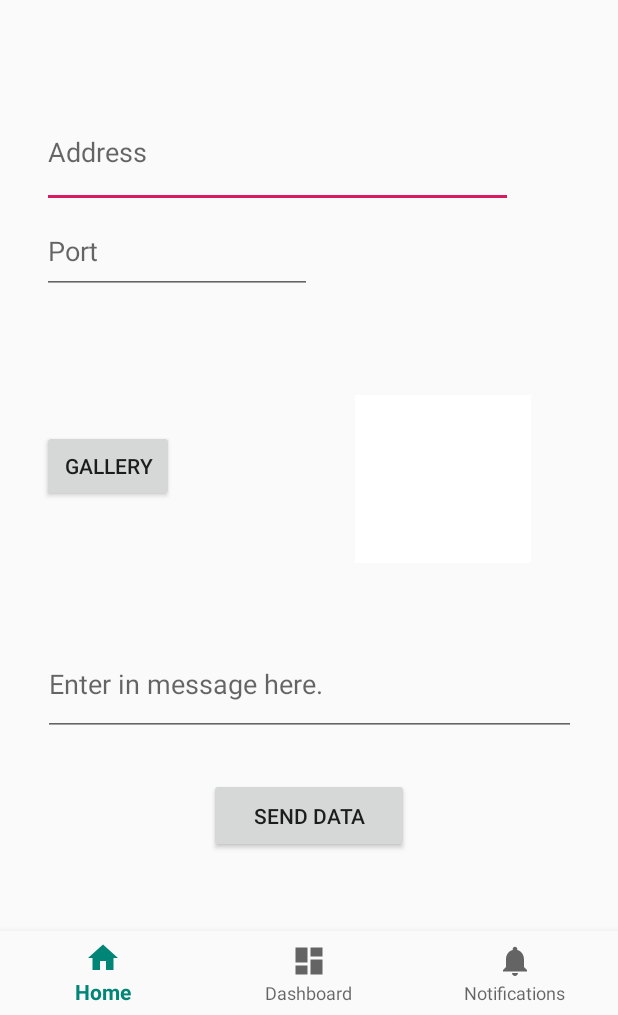
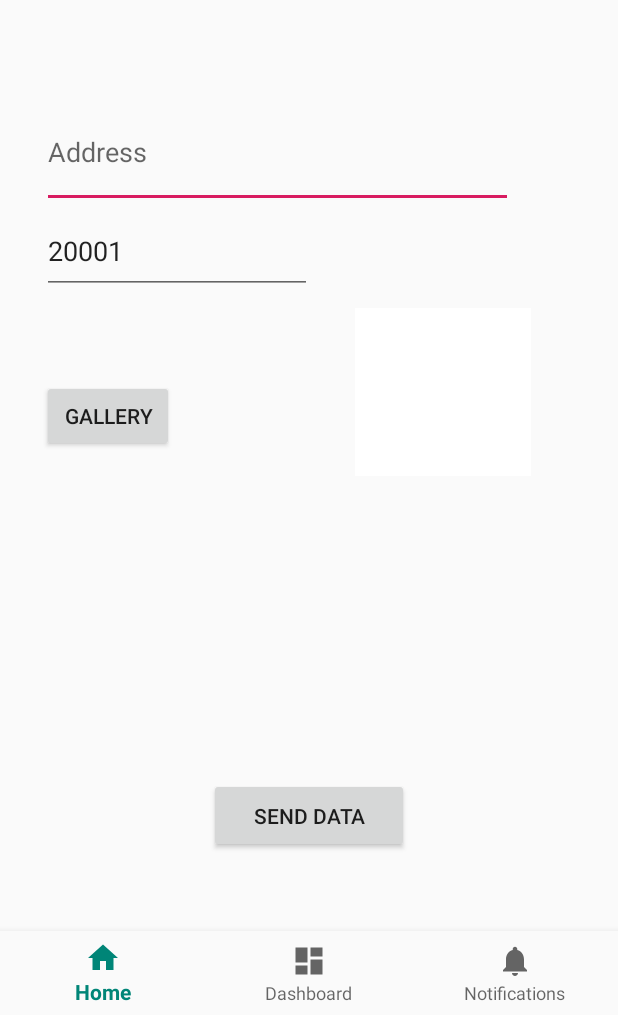
Before and after one commit to jnnorthway/parachute-android, an Android app: the screen it shows after launch (MainActivity), on a phone screen of 412 x 824 dp, the part 221-1236 px from its top. Run offline under Robolectric (Android 15) with nearby library versions, the phone set to English and light mode, and no system bars; our stand-ins replace navigation-ui; libraries missing offline, so code that uses them is left out: org.jetbrains.anko; 1 statement that could not run was skipped.

Commit message:
Allow for receiving data
Change-Id: Id18f25bd003b6f4bed4c1bfa395cd15a6ac09471
Resolves: #15

```diff
--- a/android_studio/app/src/main/AndroidManifest.xml
+++ b/android_studio/app/src/main/AndroidManifest.xml
@@ -2,6 +2,8 @@
 <manifest xmlns:android="http://schemas.android.com/apk/res/android"
     package="com.example.parachute">
     <uses-permission android:name="android.permission.INTERNET" />
+    <uses-permission android:name="android.permission.ACCESS_NETWORK_STATE" />
+    <uses-permission android:name="android.permission.ACCESS_WIFI_STATE" />
     <uses-permission android:name="android.permission.READ_EXTERNAL_STORAGE"/>
     <application
         android:allowBackup="true"
--- a/android_studio/app/src/main/res/layout/activity_main.xml
+++ b/android_studio/app/src/main/res/layout/activity_main.xml
@@ -26,8 +26,8 @@
         android:layout_height="match_parent"
         app:defaultNavHost="true"
         app:navGraph="@navigation/mobile_navigation"
-        tools:layout_editor_absoluteX="-102dp"
-        tools:layout_editor_absoluteY="16dp" />
+        tools:layout_editor_absoluteX="0dp"
+        tools:layout_editor_absoluteY="56dp" />
 
     <Button
         android:id="@+id/send_data"
@@ -35,7 +35,7 @@
         android:layout_height="50dp"
         android:layout_marginBottom="52dp"
         android:onClick="sendMessage"
-        android:text="Send data"
+        android:text="@string/send_data"
         app:layout_constraintBottom_toTopOf="@+id/nav_view"
         app:layout_constraintEnd_toEndOf="parent"
         app:layout_constraintStart_toStartOf="parent" />
@@ -45,7 +45,7 @@
         android:layout_width="314dp"
         android:layout_height="74dp"
         android:layout_marginTop="100dp"
-        android:hint="Address"
+        android:hint="@string/address"
         app:layout_constraintEnd_toEndOf="parent"
         app:layout_constraintHorizontal_bias="0.288"
         app:layout_constraintStart_toStartOf="parent"
@@ -55,36 +55,21 @@
         android:id="@+id/port"
         android:layout_width="180dp"
         android:layout_height="57dp"
-        android:hint="Port"
+        android:hint="@string/port"
+        android:text="@string/default_port"
         app:layout_constraintStart_toStartOf="@+id/address"
         app:layout_constraintTop_toBottomOf="@+id/address" />
-
-    <EditText
-        android:id="@+id/message"
-        android:layout_width="355dp"
-        android:layout_height="57dp"
-        android:layout_marginBottom="28dp"
-        android:ems="10"
-        android:gravity="start|top"
-        android:hint="Enter in message here."
-        android:inputType="textMultiLine"
-        app:layout_constraintBottom_toTopOf="@+id/send_data"
-        app:layout_constraintEnd_toEndOf="parent"
-        app:layout_constraintStart_toStartOf="parent" />
 
     <Button
         android:id="@+id/gallery"
         android:layout_width="wrap_content"
         android:layout_height="wrap_content"
         android:layout_marginTop="57dp"
-        android:layout_marginBottom="48dp"
-        android:text="Gallery"
-        app:layout_constraintBottom_toTopOf="@+id/message"
+        android:text="@string/gallery"
         app:layout_constraintEnd_toEndOf="parent"
         app:layout_constraintHorizontal_bias="0.086"
         app:layout_constraintStart_toStartOf="parent"
-        app:layout_constraintTop_toBottomOf="@+id/port"
-        app:layout_constraintVertical_bias="0.395" />
+        app:layout_constraintTop_toBottomOf="@+id/port" />
 
     <ImageView
         android:id="@+id/imageView"
@@ -93,7 +78,7 @@
         android:layout_marginStart="62dp"
         android:layout_marginLeft="62dp"
         android:layout_marginTop="9dp"
-        app:layout_constraintBottom_toTopOf="@+id/message"
+        android:contentDescription="@string/image_preview"
         app:layout_constraintEnd_toEndOf="@+id/nav_host_fragment"
         app:layout_constraintStart_toEndOf="@+id/gallery"
         app:layout_constraintTop_toBottomOf="@+id/port"
--- a/android_studio/app/src/main/res/values/strings.xml
+++ b/android_studio/app/src/main/res/values/strings.xml
@@ -3,4 +3,10 @@
     <string name="title_home">Home</string>
     <string name="title_dashboard">Dashboard</string>
     <string name="title_notifications">Notifications</string>
+    <string name="send_data">Send data</string>
+    <string name="address">Address</string>
+    <string name="port">Port</string>
+    <string name="default_port">20001</string>
+    <string name="gallery">Gallery</string>
+    <string name="image_preview">image preview</string>
 </resources>
```
Also changed, not shown: android_studio/app/src/main/java/com/example/parachute/MainActivity.kt (+100 -7 lines).
